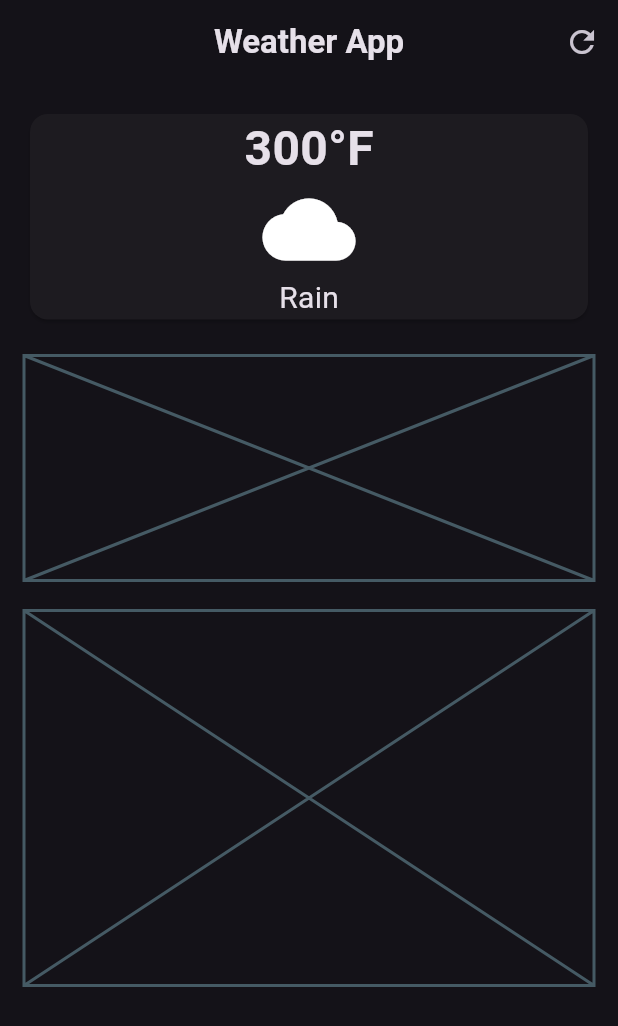
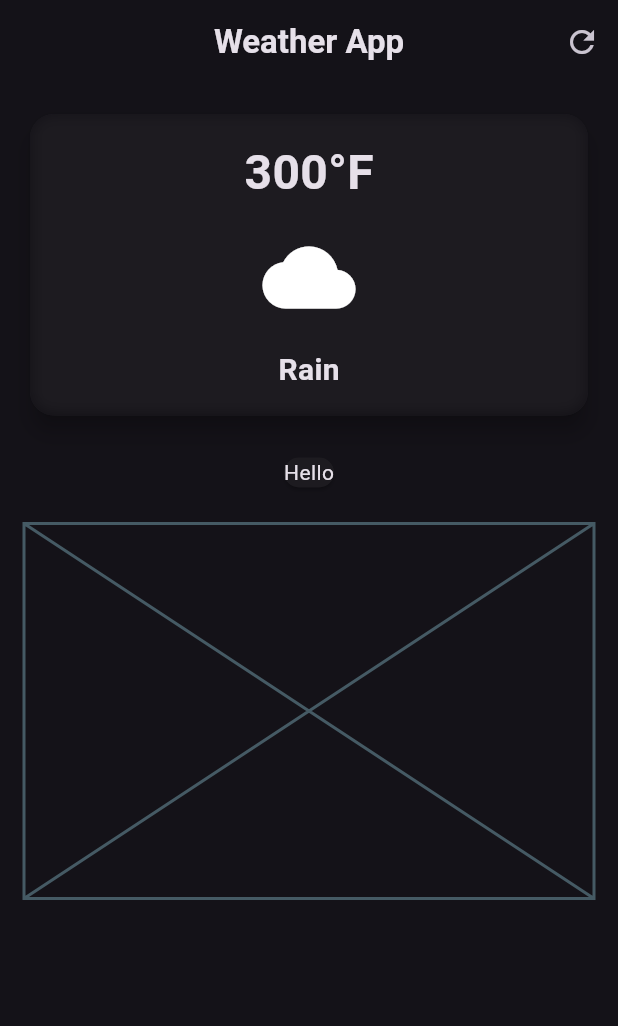
Before and after one commit to malaka96/weather_app, a Flutter app: the screen it shows after launch, on a phone screen of 412 x 824 dp. Shown: the top 1026 px of the screen. Run offline on Flutter 3.47's test engine with Material 3 defaults, Android fonts, the phone set to English and light mode, and no system bars.

Commit message:
card modify

```diff
--- a/lib/weather_screen.dart
+++ b/lib/weather_screen.dart
@@ -1,3 +1,5 @@
+import 'dart:ui';
+
 import 'package:flutter/material.dart';
 
 class WeatherScreen extends StatelessWidget {
@@ -21,6 +23,16 @@ class WeatherScreen extends StatelessWidget {
             SizedBox(
               width: double.infinity,
               child: Card(
+                elevation: 6,
+                shape: RoundedRectangleBorder(
+                  borderRadius: BorderRadius.circular(16),
+                ),
+                child: ClipRRect(
+                  borderRadius: BorderRadius.circular(16),
+                  child: BackdropFilter(
+                    filter: ImageFilter.blur(sigmaX: 5, sigmaY: 5),
+                    child: Padding(
+                      padding: const EdgeInsets.all(16.0),
                       child: Column(
                         children: [
                           Text(
@@ -30,14 +42,25 @@ class WeatherScreen extends StatelessWidget {
                               fontWeight: FontWeight.bold,
                             ),
                           ),
+                          const SizedBox(height: 16),
                           Icon(Icons.cloud, size: 62),
-                    Text('Rain', style: TextStyle(fontSize: 20)),
+                          const SizedBox(height: 16),
+                          Text(
+                            'Rain',
+                            style: TextStyle(
+                              fontSize: 20,
+                              fontWeight: FontWeight.bold,
+                            ),
+                          ),
                         ],
                       ),
                     ),
                   ),
+                ),
+              ),
+            ),
             const SizedBox(height: 20),
-            const Placeholder(fallbackHeight: 150),
+            const Card(child: Column(children: [Text('Hello')])),
             const SizedBox(height: 20),
             const Placeholder(fallbackHeight: 250),
           ],
```
Lines whose indentation alone changed are shown as unchanged.
